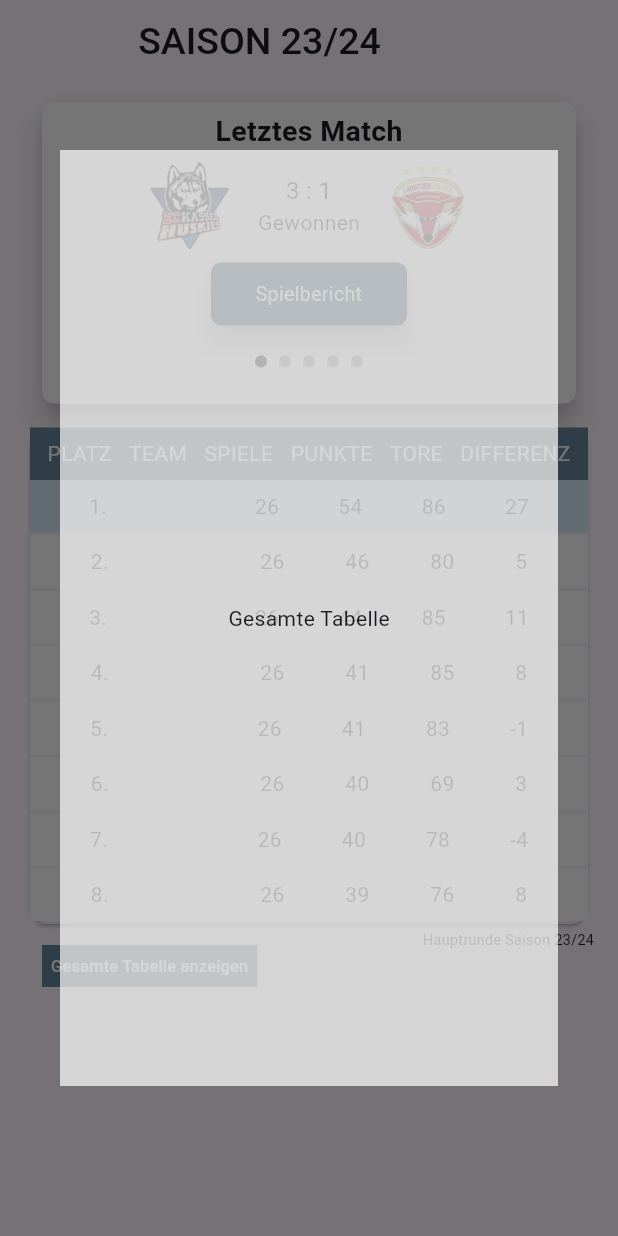
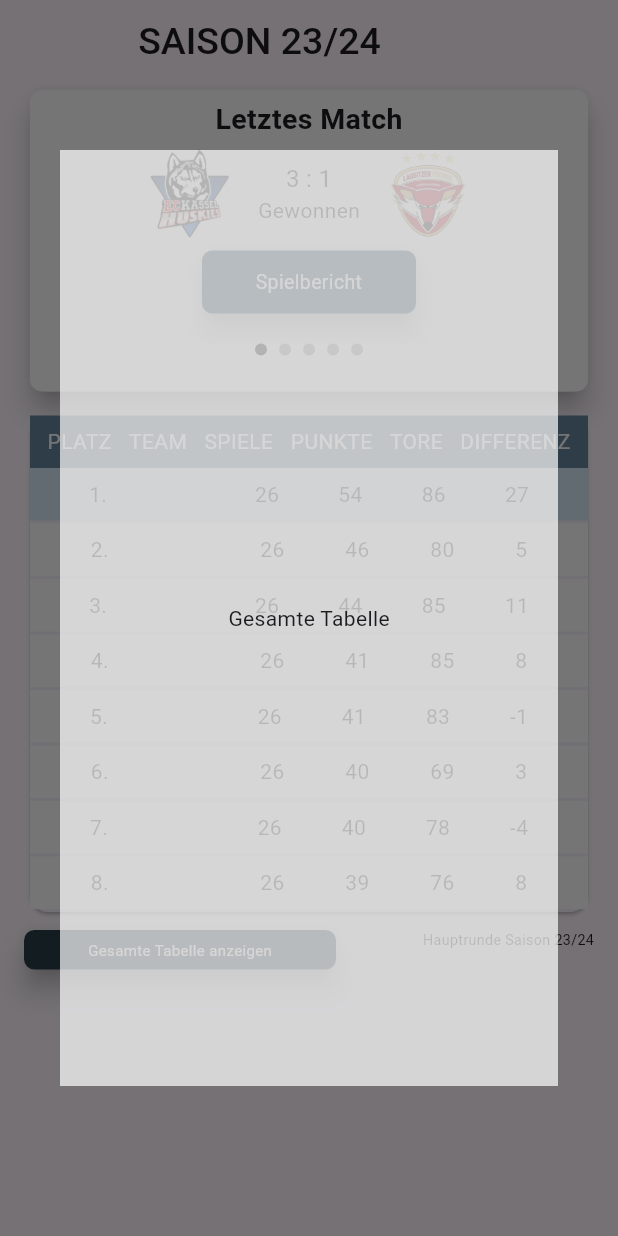
Before and after one commit to Layer-Four/huskies-app, a Flutter app: the MatchStatisticsView screen opened directly, after a tap on "Gesamte Tabelle anzeigen", on a phone screen of 412 x 824 dp. Run offline on Flutter 3.47's test engine with Material 3 defaults, Android fonts, the light colour scheme and no system bars; drawn by our look-alikes of carousel_slider, smooth_page_indicator; our stand-ins replace cloud_firestore, firebase_auth, firebase_core, firebase_storage, flutter_riverpod, fluttericon and 5 more; accounts and stored records are empty; network calls fail.

Commit message:
update AppThemes and adjust the affected areas

```diff
--- a/lib/constants/app_theme.dart
+++ b/lib/constants/app_theme.dart
@@ -36,14 +36,17 @@
   static const EdgeInsets regtangelCard = EdgeInsets.symmetric(horizontal: 70, vertical: 270);
   static const EdgeInsets paddingTb12_20 = EdgeInsets.only(top: 12, bottom: 20);
   static const EdgeInsets paddingTb8_16 = EdgeInsets.only(top: 8, bottom: 16);
-  static const EdgeInsets paddingTop20 = EdgeInsets.only(top: 20);
+  static const EdgeInsets paddingTopSmall = EdgeInsets.only(top: 8);
+  static const EdgeInsets paddingTopMedium = EdgeInsets.only(top: 20);
   static const EdgeInsets paddingBottom20 = EdgeInsets.only(bottom: 20);
   static const EdgeInsets paddingXL = EdgeInsets.all(20);
   static const EdgeInsets paddingL = EdgeInsets.all(16);
   static const EdgeInsets paddingM = EdgeInsets.all(8);
   static const EdgeInsets paddingS = EdgeInsets.all(6);
+  static const EdgeInsets padding8_4 = EdgeInsets.symmetric(horizontal: 8, vertical: 4);
   static const EdgeInsets padding12_8 = EdgeInsets.symmetric(horizontal: 12, vertical: 8);
   static const EdgeInsets padding40_6 = EdgeInsets.symmetric(horizontal: 40, vertical: 6);
+  static const EdgeInsets paddinVerticalSmall = EdgeInsets.symmetric(vertical: 8);
   static const EdgeInsets padding16_0 = EdgeInsets.symmetric(horizontal: 16);
   static const EdgeInsets padding0_16 = EdgeInsets.symmetric(vertical: 16);
   static const EdgeInsets padding0_30 = EdgeInsets.symmetric(vertical: 30);
@@ -62,7 +65,8 @@
   static const TextStyle textWhiteMid = TextStyle(fontSize: 13, color: Colors.white);
   static const TextStyle defaultTextSmallRed = TextStyle(fontSize: 13, color: Colors.red);
   static const TextStyle textMedium = TextStyle(fontSize: 13);
-  static const TextStyle textDefaultSmall10Grey = TextStyle(color: Colors.grey, fontSize: 10);
+  static const TextStyle textSmallWhite = TextStyle(color: white, fontSize: 10);
+  static const TextStyle textSmallGrey = TextStyle(color: Colors.grey, fontSize: 10);
   static const TextStyle smallText = TextStyle(fontSize: 9);
   static const TextStyle largBoldText = TextStyle(fontSize: 19, fontWeight: FontWeight.bold);
   static const TextStyle textDefaultRed = TextStyle(fontSize: 16, color: Colors.red);
--- a/lib/constants/helpers.dart
+++ b/lib/constants/helpers.dart
@@ -9,7 +9,6 @@
 import 'package:huskies_app/constants/app_theme.dart';
 import 'package:huskies_app/constants/globals.dart';
 import 'package:huskies_app/constants/sponsors.dart';
-import 'package:huskies_app/models/products_model/product.dart';
 import 'package:huskies_app/provider/static_provider.dart';
 import 'package:huskies_app/provider/user_provider/user_provider.dart';
 import 'package:huskies_app/views/loading_view.dart';
@@ -47,9 +46,10 @@
         height: 35,
         margin: const EdgeInsets.only(bottom: 2),
         decoration:
-            // TODO: get FeedBack Color White-grey / blue
-            BoxDecoration(color: place != 1 ? AppTheme.white : AppTheme.cardHighlightedColor),
-        //  const Color.fromARGB(255, 235, 231, 231)),
+            //
+            BoxDecoration(color: place != 1 ? AppTheme.white : AppTheme.cardHighlightedColor
+                //  const Color.fromARGB(255, 235, 231, 231)),
+                ),
         child: Row(
           mainAxisAlignment: AppTheme.mainAlignEvenly,
           children: [
@@ -193,28 +193,14 @@
     return null;
   }
 
-  static void launchToWebsite(Product product) async {
-    final url = Uri.parse(product.shopUrl);
+  static void launchToWebsite(String url) async {
+    final uri = Uri.parse(url);
     try {
-      launchUrl(url, mode: LaunchMode.externalApplication);
+      launchUrl(uri, mode: LaunchMode.externalApplication);
     } catch (e) {
       throw Exception('its a trap \ncheck launchToWebsite and refactor error handling');
     }
   }
-//   ProductNotifier._();
-//   factory ProductNotifier({
-//     required List<Product> products,
-//   });
-//   // Future<List<Product>> _fetchProducts() async {
-//   //   final dbData = await productsDB.then((value) {
-//   //     print(value.toString());
-//   //   });
-//   //   final json = dbData.data();
-
-//   //   for (var element in json) {}
-//   // }
-
-// }
 
   static ScaffoldFeatureController<SnackBar, SnackBarClosedReason> showSnackbar(
           context, String message) =>
--- a/lib/views/auth_view/login_view.dart
+++ b/lib/views/auth_view/login_view.dart
@@ -74,7 +74,7 @@
                       ),
                       const Padding(
                         padding: AppTheme.paddingM,
-                        child: const Text("Anmelden", style: AppTheme.whiteDefaultText),
+                        child: Text("Anmelden", style: AppTheme.whiteDefaultText),
                       ),
                       const Text("E-Mail", style: AppTheme.whiteDefaultText),
                       Padding(
--- a/lib/views/home_view/home_view.dart
+++ b/lib/views/home_view/home_view.dart
@@ -124,7 +124,7 @@
                               textAlign: AppTheme.textCenter,
                             ),
                             Padding(
-                              padding: AppTheme.paddingTop20,
+                              padding: AppTheme.paddingTopMedium,
                               child: SymetricButton(color: AppTheme.primary, text: 'Mehr Infos'),
                             )
                           ],
--- a/lib/views/navigation_view/navbar_widget.dart
+++ b/lib/views/navigation_view/navbar_widget.dart
@@ -21,7 +21,7 @@
           children: [
             isCurrentView
                 ? Container(
-                    width: 25,
+                    width: 30,
                     decoration: BoxDecoration(
                       borderRadius: AppTheme.lowRoundedCorner,
                       border: Border.all(width: 1.5, color: AppTheme.white),
@@ -29,12 +29,12 @@
                   )
                 : const SizedBox(),
             SizedBox(
-              height: 45,
+              height: 40,
               child: Column(
                 mainAxisAlignment: AppTheme.mainAlignCenter,
                 children: [
                   Icon(size: 25, color: AppTheme.white, icon),
-                  Text(name, style: AppTheme.textWhiteMid)
+                  Text(name, style: AppTheme.textSmallWhite)
                 ],
               ),
             ),
--- a/lib/views/statistic_view/match_statisctics_view.dart
+++ b/lib/views/statistic_view/match_statisctics_view.dart
@@ -36,14 +36,14 @@
           padding: AppTheme.padding16_0,
           child: const Column(
             children: [
+              MatchCard(
+                homeScore: 3,
+                visitorScore: 1,
+              ),
               Padding(
-                padding: AppTheme.paddingM,
-                child: MatchCard(
-                  homeScore: 3,
-                  visitorScore: 1,
-                ),
+                padding: AppTheme.paddinVerticalSmall,
+                child: ScoreboardViewWidget(),
               ),
-              ScoreboardViewWidget(),
               GameStaticsFooterWidget(season: season)
             ],
           ),
--- a/lib/views/user_views/user_view.dart
+++ b/lib/views/user_views/user_view.dart
@@ -69,11 +69,11 @@
                           user.email == null || user.email!.isEmpty
                               ? 'beispiel@email.etc'
                               : user.email!,
-                          style: AppTheme.textDefaultSmall10Grey,
+                          style: AppTheme.textSmallGrey,
                         ),
                         Text(
                           'Kundennummer: ${user.appUserID}',
-                          style: AppTheme.textDefaultSmall10Grey,
+                          style: AppTheme.textSmallGrey,
                         ),
                         SymetricButton(
                             color: AppTheme.primary,
--- a/lib/views/view_widgets/score_board_widgets/scoreboard_footer_widget.dart
+++ b/lib/views/view_widgets/score_board_widgets/scoreboard_footer_widget.dart
@@ -1,5 +1,6 @@
 import 'package:flutter/material.dart';
 import 'package:huskies_app/constants/app_theme.dart';
+import 'package:huskies_app/views/view_widgets/symetric_button_widget.dart';
 
 class GameStaticsFooterWidget extends StatelessWidget {
   final String season;
@@ -14,7 +15,7 @@
       crossAxisAlignment: AppTheme.crossAlignStart,
       mainAxisAlignment: AppTheme.mainAlignBetween,
       children: [
-        TextButton(
+        SymetricButton(
           onPressed: () => showDialog(
             context: context,
             builder: (context) => Container(
@@ -24,14 +25,18 @@
               child: const Text('Gesamte Tabelle'),
             ),
           ),
-          child: Container(
-            padding: const EdgeInsets.symmetric(horizontal: 6, vertical: 6),
-            color: AppTheme.highlightedBackground,
-            child: const Text(
-              'Gesamte Tabelle anzeigen',
-              style: TextStyle(color: AppTheme.white, fontSize: 11),
-            ),
-          ),
+          text: 'Gesamte Tabelle anzeigen',
+          color: AppTheme.buttonBackgroundColor,
+          padding: AppTheme.padding8_4,
+          style: AppTheme.textSmallWhite,
+          // Container(
+          //   padding: const EdgeInsets.symmetric(horizontal: 6, vertical: 6),
+          //   color: AppTheme.highlightedBackground,
+          //   child: const Text(
+          //     'Gesamte Tabelle anzeigen',
+          //     style: TextStyle(color: AppTheme.white, fontSize: 11),
+          //   ),
+          // ),
         ),
         Text(
           'Hauptrunde ${season[0]}${season.substring(1).toLowerCase()}',
--- a/lib/views/view_widgets/symetric_button_widget.dart
+++ b/lib/views/view_widgets/symetric_button_widget.dart
@@ -6,10 +6,12 @@
   final Function()? onPressed;
   final Color color;
   final EdgeInsets padding;
+  final TextStyle style;
   const SymetricButton({
     super.key,
     this.onPressed,
     this.padding = AppTheme.padding12_8,
+    this.style = AppTheme.textWhiteMid,
     required this.color,
     required this.text,
   });
@@ -27,11 +29,11 @@
           widthFactor: 1.5,
           heightFactor: 1.2,
           child: Padding(
-            padding: AppTheme.paddingM,
+            padding: padding,
             child: Text(
               text,
               textAlign: AppTheme.textCenter,
-              style: AppTheme.textWhiteMid,
+              style: style,
             ),
           ),
         ),
--- a/lib/views/wait_registry_view/wait_register_widget.dart
+++ b/lib/views/wait_registry_view/wait_register_widget.dart
@@ -37,9 +37,7 @@
               ),
               Text(adversiting.$1, textAlign: TextAlign.center, style: AppTheme.titleWhite),
               const Card(
-                //TODO: make AppTheme Design?
-                color: Color.fromARGB(194, 96, 125, 139),
-                // color: Color.fromARGB(210, 79, 74, 74),
+                color: AppTheme.buttonBackgroundColor,
                 child: Padding(
                   padding: AppTheme.paddingBottom20,
                   child: Text(
```
